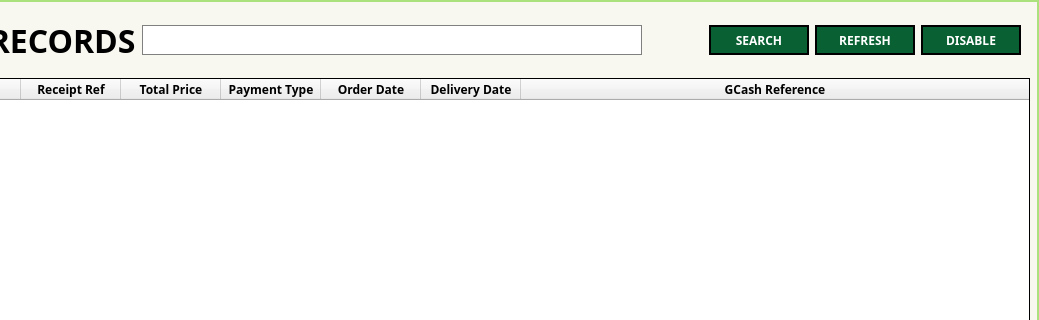
Bideiro/Ranil_project_py, file Screens/MainMenuScreens/Records/Supplier_Records.ui: the form before one commit; both pictures show x 189 to 1228 and y 0 to 320 of the 1228 by 623 pixel window.
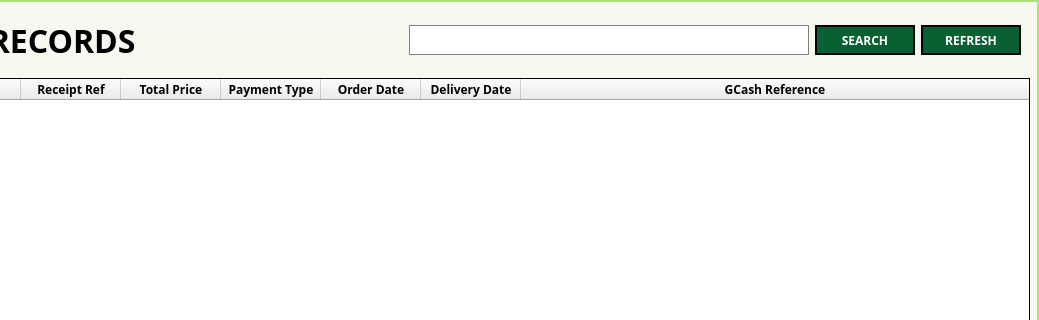
The form after the commit. Icons and pictures are not drawn.

```diff
--- a/Screens/MainMenuScreens/Records/Supplier_Records.ui
+++ b/Screens/MainMenuScreens/Records/Supplier_Records.ui
@@ -82,27 +82,6 @@
             </property>
            </widget>
           </item>
-          <item>
-           <widget class="QLineEdit" name="search_LE">
-            <property name="sizePolicy">
-             <sizepolicy hsizetype="Fixed" vsizetype="Fixed">
-              <horstretch>0</horstretch>
-              <verstretch>0</verstretch>
-             </sizepolicy>
-            </property>
-            <property name="minimumSize">
-             <size>
-              <width>500</width>
-              <height>30</height>
-             </size>
-            </property>
-            <property name="font">
-             <font>
-              <family>DM Sans</family>
-             </font>
-            </property>
-           </widget>
-          </item>
           <item>
            <spacer name="horizontalSpacer_4">
             <property name="orientation">
@@ -116,6 +95,27 @@
             </property>
            </spacer>
           </item>
+          <item>
+           <widget class="QLineEdit" name="search_LE">
+            <property name="sizePolicy">
+             <sizepolicy hsizetype="Fixed" vsizetype="Fixed">
+              <horstretch>0</horstretch>
+              <verstretch>0</verstretch>
+             </sizepolicy>
+            </property>
+            <property name="minimumSize">
+             <size>
+              <width>400</width>
+              <height>30</height>
+             </size>
+            </property>
+            <property name="font">
+             <font>
+              <family>DM Sans</family>
+             </font>
+            </property>
+           </widget>
+          </item>
           <item>
            <widget class="QPushButton" name="Search_btn">
             <property name="sizePolicy">
@@ -166,31 +166,6 @@
             </property>
            </widget>
           </item>
-          <item>
-           <widget class="QPushButton" name="Delete_btn">
-            <property name="sizePolicy">
-             <sizepolicy hsizetype="Fixed" vsizetype="Fixed">
-              <horstretch>0</horstretch>
-              <verstretch>0</verstretch>
-             </sizepolicy>
-            </property>
-            <property name="minimumSize">
-             <size>
-              <width>100</width>
-              <height>30</height>
-             </size>
-            </property>
-            <property name="font">
-             <font>
-              <family>DM Sans</family>
-              <bold>true</bold>
-             </font>
-            </property>
-            <property name="text">
-             <string>DISABLE</string>
-            </property>
-           </widget>
-          </item>
          </layout>
         </widget>
        </item>
```
